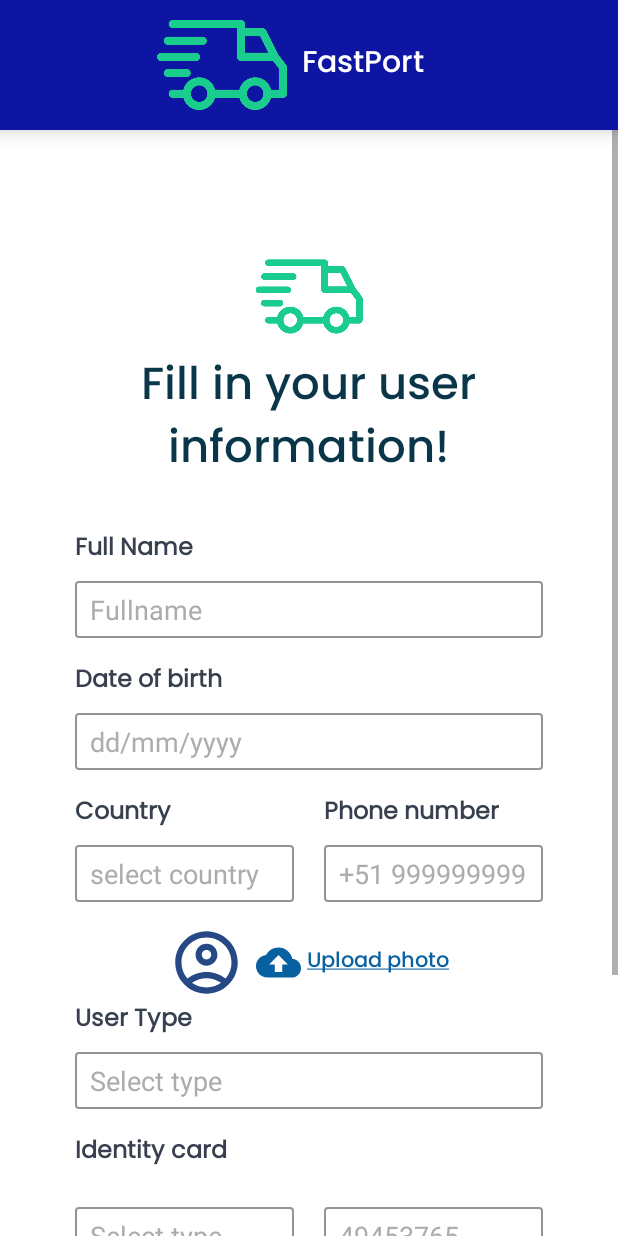
After one commit to Tech-Company-SW52/mobile-applications, an Android app: the FillInformationFragment screen opened through its navigation route, on a phone screen of 412 x 824 dp. The commit adds this screen. Run offline under Robolectric (Android 15) with nearby library versions, the phone set to English and light mode, and no system bars.

Commit message:
feat(register): register view set up

```diff
--- /dev/null
+++ b/app/src/main/java/com/fastport/RegisterActivity.kt
@@ -0,0 +1,18 @@
+package com.fastport
+
+import androidx.appcompat.app.AppCompatActivity
+import android.os.Bundle
+import androidx.appcompat.widget.Toolbar
+
+class RegisterActivity : AppCompatActivity() {
+
+    private lateinit var toolbar: Toolbar
+
+    override fun onCreate(savedInstanceState: Bundle?) {
+        super.onCreate(savedInstanceState)
+        setContentView(R.layout.activity_register)
+
+        toolbar=findViewById(R.id.myPreToolBar)
+        setSupportActionBar(toolbar)
+    }
+}
--- /dev/null
+++ b/app/src/main/java/com/fastport/RegisterFragments/CreateAccountFragment.kt
@@ -0,0 +1,31 @@
+package com.fastport.RegisterFragments
+
+import android.os.Bundle
+import androidx.fragment.app.Fragment
+import android.view.LayoutInflater
+import android.view.View
+import android.view.ViewGroup
+import android.widget.Button
+import androidx.navigation.Navigation
+import com.fastport.R
+
+class CreateAccountFragment : Fragment() {
+
+    override fun onCreateView(
+        inflater: LayoutInflater, container: ViewGroup?,
+        savedInstanceState: Bundle?
+    ): View? {
+        // Inflate the layout for this fragment
+        val view: View= inflater.inflate(R.layout.fragment_create_account, container, false)
+        next(view)
+        return view
+    }
+
+    private fun next(view_: View){
+        val btnNext=view_.findViewById<Button>(R.id.btnNext)
+        btnNext.setOnClickListener(){
+            Navigation.findNavController(view_).navigate(R.id.action_createAccountFragment_to_fillInformationFragment)
+        }
+    }
+
+}
--- /dev/null
+++ b/app/src/main/java/com/fastport/RegisterFragments/FillInformationFragment.kt
@@ -0,0 +1,30 @@
+package com.fastport.RegisterFragments
+
+import android.os.Bundle
+import androidx.fragment.app.Fragment
+import android.view.LayoutInflater
+import android.view.View
+import android.view.ViewGroup
+import android.widget.Button
+import androidx.navigation.Navigation
+import com.fastport.R
+
+
+class FillInformationFragment : Fragment() {
+
+    override fun onCreateView(
+        inflater: LayoutInflater, container: ViewGroup?,
+        savedInstanceState: Bundle?
+    ): View? {
+        // Inflate the layout for this fragment
+        val view: View= inflater.inflate(R.layout.fragment_fill_information, container, false)
+        next(view)
+        return view
+    }
+    private fun next(view_: View){
+        val btnNext=view_.findViewById<Button>(R.id.btnNext2)
+        btnNext.setOnClickListener(){
+            Navigation.findNavController(view_).navigate(R.id.action_fillInformationFragment_to_newAccountFragment)
+        }
+    }
+}
--- /dev/null
+++ b/app/src/main/res/drawable/baseline_cloud_upload_24.xml
@@ -0,0 +1,5 @@
+<vector android:height="24dp" android:tint="#000000"
+    android:viewportHeight="24" android:viewportWidth="24"
+    android:width="24dp" xmlns:android="http://schemas.android.com/apk/res/android">
+    <path android:fillColor="@android:color/white" android:pathData="M19.35,10.04C18.67,6.59 15.64,4 12,4 9.11,4 6.6,5.64 5.35,8.04 2.34,8.36 0,10.91 0,14c0,3.31 2.69,6 6,6h13c2.76,0 5,-2.24 5,-5 0,-2.64 -2.05,-4.78 -4.65,-4.96zM14,13v4h-4v-4H7l5,-5 5,5h-3z"/>
+</vector>
--- /dev/null
+++ b/app/src/main/res/drawable/outline_account_circle_24.xml
@@ -0,0 +1,6 @@
+<vector android:height="24dp" android:tint="#000000"
+    android:viewportHeight="24" android:viewportWidth="24"
+    android:width="24dp" xmlns:android="http://schemas.android.com/apk/res/android">
+    <path android:fillColor="@android:color/white" android:pathData="M12,2C6.48,2 2,6.48 2,12s4.48,10 10,10s10,-4.48 10,-10S17.52,2 12,2zM7.35,18.5C8.66,17.56 10.26,17 12,17s3.34,0.56 4.65,1.5C15.34,19.44 13.74,20 12,20S8.66,19.44 7.35,18.5zM18.14,17.12L18.14,17.12C16.45,15.8 14.32,15 12,15s-4.45,0.8 -6.14,2.12l0,0C4.7,15.73 4,13.95 4,12c0,-4.42 3.58,-8 8,-8s8,3.58 8,8C20,13.95 19.3,15.73 18.14,17.12z"/>
+    <path android:fillColor="@android:color/white" android:pathData="M12,6c-1.93,0 -3.5,1.57 -3.5,3.5S10.07,13 12,13s3.5,-1.57 3.5,-3.5S13.93,6 12,6zM12,11c-0.83,0 -1.5,-0.67 -1.5,-1.5S11.17,8 12,8s1.5,0.67 1.5,1.5S12.83,11 12,11z"/>
+</vector>
--- /dev/null
+++ b/app/src/main/res/drawable/outline_email_24.xml
@@ -0,0 +1,5 @@
+<vector android:height="24dp" android:tint="#000000"
+    android:viewportHeight="24" android:viewportWidth="24"
+    android:width="24dp" xmlns:android="http://schemas.android.com/apk/res/android">
+    <path android:fillColor="@android:color/white" android:pathData="M22,6c0,-1.1 -0.9,-2 -2,-2L4,4c-1.1,0 -2,0.9 -2,2v12c0,1.1 0.9,2 2,2h16c1.1,0 2,-0.9 2,-2L22,6zM20,6l-8,5 -8,-5h16zM20,18L4,18L4,8l8,5 8,-5v10z"/>
+</vector>
--- /dev/null
+++ b/app/src/main/res/layout/activity_register.xml
@@ -0,0 +1,23 @@
+<?xml version="1.0" encoding="utf-8"?>
+<LinearLayout
+    xmlns:android="http://schemas.android.com/apk/res/android"
+    xmlns:tools="http://schemas.android.com/tools"
+    xmlns:app="http://schemas.android.com/apk/res-auto"
+    android:layout_width="match_parent"
+    android:layout_height="match_parent"
+    tools:context=".RegisterActivity"
+    android:orientation="vertical">
+  <include
+      layout="@layout/pre_toolbar"
+      app:layout_constraintTop_toTopOf="parent"
+      app:layout_constraintEnd_toEndOf="parent"
+      app:layout_constraintStart_toStartOf="parent"/>
+  <androidx.fragment.app.FragmentContainerView
+      android:id="@+id/fragmentRegisterContainerView"
+      android:name="androidx.navigation.fragment.NavHostFragment"
+      android:layout_width="match_parent"
+      android:layout_height="match_parent"
+      app:defaultNavHost="true"
+      app:navGraph="@navigation/register_nav_graph" />
+
+  </LinearLayout>
--- /dev/null
+++ b/app/src/main/res/layout/fragment_fill_information.xml
@@ -0,0 +1,298 @@
+<?xml version="1.0" encoding="utf-8"?>
+<LinearLayout xmlns:android="http://schemas.android.com/apk/res/android"
+    xmlns:app="http://schemas.android.com/apk/res-auto"
+    xmlns:tools="http://schemas.android.com/tools"
+    android:layout_width="match_parent"
+    android:layout_height="wrap_content"
+    tools:context=".RegisterFragments.FillInformationFragment"
+    android:orientation="vertical">
+
+    <ScrollView
+        android:layout_width="match_parent"
+        android:layout_height="wrap_content">
+        <LinearLayout
+            android:layout_width="match_parent"
+            android:layout_height="wrap_content"
+            android:orientation="vertical"
+            android:layout_marginTop="75dp">
+            <LinearLayout
+                android:layout_width="match_parent"
+                android:layout_height="wrap_content"
+                android:orientation="vertical"
+                android:gravity="center">
+                <ImageView
+                    android:id="@+id/imageView"
+                    android:layout_width="80dp"
+                    android:layout_height="71dp"
+                    android:src="@drawable/fastport_logo" />
+                <TextView
+                    android:id="@+id/textView3"
+                    android:layout_width="327dp"
+                    android:layout_height="104dp"
+                    android:fontFamily="@font/poppins_medium"
+                    android:text="Fill in your user information!"
+                    android:textAlignment="center"
+                    android:textColor=" #093649"
+                    android:textSize="30sp" />
+            </LinearLayout>
+            <LinearLayout
+                android:layout_width="match_parent"
+                android:layout_height="wrap_content"
+                android:orientation="vertical"
+                android:gravity="start"
+                android:paddingHorizontal="50dp"
+                android:layout_marginTop="15dp">
+                <TextView
+                    android:layout_width="wrap_content"
+                    android:layout_height="wrap_content"
+                    android:layout_marginBottom="8dp"
+                    android:fontFamily="@font/poppins_regular"
+                    android:text="Full Name"
+                    android:textColor="#38404F"
+                    android:textSize="16sp"
+                    android:textStyle="bold"/>
+                <EditText
+                    android:id="@+id/txtFullName"
+                    android:layout_width="match_parent"
+                    android:layout_height="38dp"
+                    android:background="@drawable/edit_text_background"
+                    android:drawablePadding="10dp"
+                    android:ems="10"
+                    android:inputType="textPersonName"
+                    android:paddingStart="10dp"
+                    android:text="Fullname"
+                    android:textColor="#ACACAC"
+                    />
+                <TextView
+                    android:layout_width="wrap_content"
+                    android:layout_height="wrap_content"
+                    android:layout_marginBottom="8dp"
+                    android:fontFamily="@font/poppins_regular"
+                    android:text="Date of birth"
+                    android:textColor="#38404F"
+                    android:textSize="16sp"
+                    android:textStyle="bold"
+                    android:layout_marginTop="15dp"/>
+                <EditText
+                    android:id="@+id/txtdateBirth"
+                    android:layout_width="match_parent"
+                    android:layout_height="38dp"
+                    android:background="@drawable/edit_text_background"
+                    android:drawablePadding="10dp"
+                    android:ems="10"
+                    android:inputType="textPersonName"
+                    android:paddingStart="10dp"
+                    android:text="dd/mm/yyyy"
+                    android:textColor="#ACACAC"
+                    />
+                <LinearLayout
+                    android:layout_width="match_parent"
+                    android:layout_height="wrap_content"
+                    android:orientation="horizontal"
+                    android:layout_marginTop="15dp">
+                    <LinearLayout
+                        android:layout_width="match_parent"
+                        android:layout_height="wrap_content"
+                        android:orientation="vertical"
+                        android:layout_weight="0.8"
+                        android:layout_marginRight="10dp">
+                        <TextView
+                            android:layout_width="wrap_content"
+                            android:layout_height="wrap_content"
+                            android:layout_marginBottom="8dp"
+                            android:fontFamily="@font/poppins_regular"
+                            android:text="Country"
+                            android:textColor="#38404F"
+                            android:textSize="16sp"
+                            android:textStyle="bold"/>
+                        <EditText
+                            android:id="@+id/txtCountry"
+                            android:layout_width="match_parent"
+                            android:layout_height="38dp"
+                            android:background="@drawable/edit_text_background"
+                            android:drawablePadding="10dp"
+                            android:ems="10"
+                            android:inputType="textPersonName"
+                            android:paddingStart="10dp"
+                            android:text="select country"
+                            android:textColor="#ACACAC"
+                            />
+                    </LinearLayout>
+                    <LinearLayout
+                        android:layout_width="match_parent"
+                        android:layout_height="wrap_content"
+                        android:orientation="vertical"
+                        android:layout_weight="0.8"
+                        android:layout_marginLeft="10dp">
+                        <TextView
+                            android:layout_width="wrap_content"
+                            android:layout_height="wrap_content"
+                            android:layout_marginBottom="8dp"
+                            android:fontFamily="@font/poppins_regular"
+                            android:text="Phone number"
+                            android:textColor="#38404F"
+                            android:textSize="16sp"
+                            android:textStyle="bold"/>
+                        <EditText
+                            android:id="@+id/txtPhoneNumber"
+                            android:layout_width="match_parent"
+                            android:layout_height="38dp"
+                            android:background="@drawable/edit_text_background"
+                            android:drawablePadding="10dp"
+                            android:ems="10"
+                            android:inputType="textPersonName"
+                            android:paddingStart="10dp"
+                            android:text="+51 999999999"
+                            android:textColor="#ACACAC"
+                            />
+                    </LinearLayout>
+                </LinearLayout>
+
+                <LinearLayout
+                    android:layout_width="match_parent"
+                    android:layout_height="wrap_content"
+                    android:orientation="horizontal"
+                    android:layout_marginTop="15dp"
+                    android:gravity="center">
+                    <ImageView
+                        android:layout_width="50dp"
+                        android:layout_height="50dp"
+                        android:src="@drawable/outline_account_circle_24"
+                        app:tint="#264986" />
+                    <ImageView
+                        android:layout_width="30dp"
+                        android:layout_height="30dp"
+                        android:src="@drawable/baseline_cloud_upload_24"
+                        app:tint="#0760A0"
+                        android:layout_marginLeft="8dp"/>
+                    <TextView
+                        android:id="@+id/txtUploadPhoto"
+                        android:layout_width="wrap_content"
+                        android:layout_height="match_parent"
+                        android:fontFamily="@font/poppins_medium"
+                        android:text="@string/upload_photo"
+                        android:textAllCaps="false"
+                        android:gravity="center"
+                        android:layout_marginLeft="4dp"
+                        android:textColor="#0760A0"/>
+
+
+                </LinearLayout>
+
+                <TextView
+                    android:layout_width="wrap_content"
+                    android:layout_height="wrap_content"
+                    android:layout_marginBottom="8dp"
+                    android:fontFamily="@font/poppins_regular"
+                    android:text="User Type"
+                    android:textColor="#38404F"
+                    android:textSize="16sp"
+                    android:textStyle="bold"/>
+                <EditText
+                    android:id="@+id/txtUserType"
+                    android:layout_width="match_parent"
+                    android:layout_height="38dp"
+                    android:background="@drawable/edit_text_background"
+                    android:drawablePadding="10dp"
+                    android:ems="10"
+                    android:inputType="textPersonName"
+                    android:paddingStart="10dp"
+                    android:text="Select type"
+                    android:textColor="#ACACAC"
+                    />
+                <TextView
+                    android:layout_width="wrap_content"
+                    android:layout_height="wrap_content"
+                    android:layout_marginBottom="8dp"
+                    android:fontFamily="@font/poppins_regular"
+                    android:text="Identity card"
+                    android:textColor="#38404F"
+                    android:textSize="16sp"
+                    android:textStyle="bold"
+                    android:layout_marginTop="15dp"/>
+                <LinearLayout
+                    android:layout_width="match_parent"
+                    android:layout_height="wrap_content"
+                    android:orientation="horizontal"
+                    android:layout_marginTop="15dp">
+                    <LinearLayout
+                        android:layout_width="match_parent"
+                        android:layout_height="wrap_content"
+                        android:orientation="vertical"
+                        android:layout_weight="0.8"
+                        android:layout_marginRight="10dp">
+                        <EditText
+                            android:id="@+id/txtIdentityCardType"
+                            android:layout_width="match_parent"
+                            android:layout_height="38dp"
+                            android:background="@drawable/edit_text_background"
+                            android:drawablePadding="10dp"
+                            android:ems="10"
+                            android:inputType="textPersonName"
+                            android:paddingStart="10dp"
+                            android:text="Select type"
+                            android:textColor="#ACACAC"
+                            />
+                    </LinearLayout>
+                    <LinearLayout
+                        android:layout_width="match_parent"
+                        android:layout_height="wrap_content"
+                        android:orientation="vertical"
+                        android:layout_weight="0.8"
+                        android:layout_marginLeft="10dp">
+                        <EditText
+                            android:id="@+id/txtIdentityCardTypeNumber"
+                            android:layout_width="match_parent"
+                            android:layout_height="38dp"
+                            android:background="@drawable/edit_text_background"
+                            android:drawablePadding="10dp"
+                            android:ems="10"
+                            android:inputType="textPersonName"
+                            android:paddingStart="10dp"
+                            android:text="49453765"
+                            android:textColor="#ACACAC"
+                            />
+                    </LinearLayout>
+                </LinearLayout>
+                <LinearLayout
+                    android:layout_width="match_parent"
+                    android:layout_height="wrap_content"
+                    android:orientation="horizontal"
+                    android:layout_marginTop="15dp"
+                    android:gravity="center">
+                    <ImageView
+                        android:layout_width="30dp"
+                        android:layout_height="30dp"
+                        android:src="@drawable/baseline_cloud_upload_24"
+                        app:tint="#0760A0"
+                        android:layout_marginLeft="8dp"/>
+                    <TextView
+                        android:id="@+id/txtUploadDocument"
+                        android:layout_width="wrap_content"
+                        android:layout_height="match_parent"
+                        android:fontFamily="@font/poppins_medium"
+                        android:text="@string/upload_document"
+                        android:textAllCaps="false"
+                        android:gravity="center"
+                        android:layout_marginLeft="4dp"
+                        android:textColor="#0760A0"/>
+                </LinearLayout>
+
+                <Button
+                    android:id="@+id/btnNext2"
+                    android:layout_width="match_parent"
+                    android:layout_height="wrap_content"
+                    android:layout_marginTop="16dp"
+                    android:text="Continue"
+                    />
+                <LinearLayout
+                    android:layout_width="match_parent"
+                    android:layout_height="100dp"
+                    android:orientation="vertical"/>
+
+            </LinearLayout>
+
+        </LinearLayout>
+    </ScrollView>
+
+</LinearLayout>
--- /dev/null
+++ b/app/src/main/res/navigation/register_nav_graph.xml
@@ -0,0 +1,31 @@
+<?xml version="1.0" encoding="utf-8"?>
+<navigation xmlns:android="http://schemas.android.com/apk/res/android"
+    xmlns:app="http://schemas.android.com/apk/res-auto"
+    xmlns:tools="http://schemas.android.com/tools"
+    android:id="@+id/register_nav_graph"
+    app:startDestination="@id/createAccountFragment">
+
+    <fragment
+        android:id="@+id/createAccountFragment"
+        android:name="com.fastport.RegisterFragments.CreateAccountFragment"
+        android:label="fragment_create_account"
+        tools:layout="@layout/fragment_create_account" >
+        <action
+            android:id="@+id/action_createAccountFragment_to_fillInformationFragment"
+            app:destination="@id/fillInformationFragment" />
+    </fragment>
+    <fragment
+        android:id="@+id/fillInformationFragment"
+        android:name="com.fastport.RegisterFragments.FillInformationFragment"
+        android:label="fragment_fill_information"
+        tools:layout="@layout/fragment_fill_information" >
+        <action
+            android:id="@+id/action_fillInformationFragment_to_newAccountFragment"
+            app:destination="@id/newAccountFragment" />
+    </fragment>
+    <fragment
+        android:id="@+id/newAccountFragment"
+        android:name="com.fastport.RegisterFragments.NewAccountFragment"
+        android:label="fragment_new_account"
+        tools:layout="@layout/fragment_new_account" />
+</navigation>
--- a/app/src/main/res/values/strings.xml
+++ b/app/src/main/res/values/strings.xml
@@ -4,4 +4,6 @@
     <string name="hello_blank_fragment">Hello blank fragment</string>
     <string name="password"><u>Forgot your password?</u></string>
     <string name="create"><u>Create acount</u></string>
+    <string name="upload_photo"><u>Upload photo</u></string>
+    <string name="upload_document"><u>Upload document</u></string>
 </resources>
```
Also changed, not shown: app/src/main/AndroidManifest.xml (+7 -4 lines), app/src/main/java/com/fastport/RegisterFragments/NewAccountFragment.kt (added, +20 -0 lines), app/src/main/res/layout/fragment_create_account.xml (added, +129 -0 lines), app/src/main/res/layout/fragment_new_account.xml (added, +108 -0 lines).
